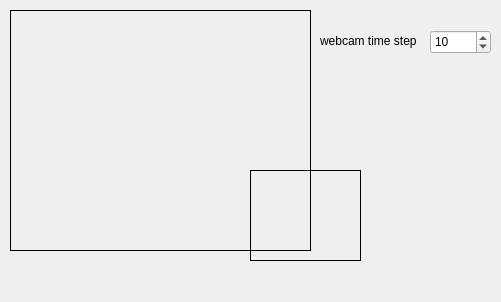
projedi/videochat, file mainwindow.ui: the form before one commit.
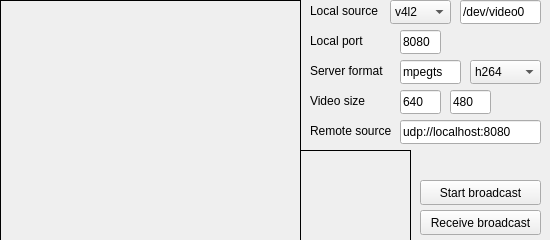
The form after the commit.

Diff of the .ui file:
```diff
--- a/mainwindow.ui
+++ b/mainwindow.ui
@@ -6,8 +6,8 @@
    <rect>
     <x>0</x>
     <y>0</y>
-    <width>501</width>
-    <height>302</height>
+    <width>550</width>
+    <height>240</height>
    </rect>
   </property>
   <property name="windowTitle">
@@ -17,8 +17,8 @@
    <widget class="QLabel" name="labelWebcam">
     <property name="geometry">
      <rect>
-      <x>250</x>
-      <y>170</y>
+      <x>300</x>
+      <y>150</y>
       <width>111</width>
       <height>91</height>
      </rect>
@@ -30,43 +30,11 @@
      <string/>
     </property>
    </widget>
-   <widget class="QSpinBox" name="webcamTimerSpinBox">
-    <property name="geometry">
-     <rect>
-      <x>430</x>
-      <y>30</y>
-      <width>61</width>
-      <height>24</height>
-     </rect>
-    </property>
-    <property name="minimum">
-     <number>1</number>
-    </property>
-    <property name="maximum">
-     <number>100</number>
-    </property>
-    <property name="value">
-     <number>10</number>
-    </property>
-   </widget>
-   <widget class="QLabel" name="label_2">
-    <property name="geometry">
-     <rect>
-      <x>320</x>
-      <y>30</y>
-      <width>111</width>
-      <height>21</height>
-     </rect>
-    </property>
-    <property name="text">
-     <string>webcam time step</string>
-    </property>
-   </widget>
    <widget class="QLabel" name="labelRemote">
     <property name="geometry">
      <rect>
-      <x>10</x>
-      <y>10</y>
+      <x>0</x>
+      <y>0</y>
       <width>301</width>
       <height>241</height>
      </rect>
@@ -78,6 +46,225 @@
      <string/>
     </property>
    </widget>
+   <widget class="QLabel" name="label">
+    <property name="geometry">
+     <rect>
+      <x>310</x>
+      <y>0</y>
+      <width>91</width>
+      <height>21</height>
+     </rect>
+    </property>
+    <property name="text">
+     <string>Local source</string>
+    </property>
+   </widget>
+   <widget class="QLabel" name="label_2">
+    <property name="geometry">
+     <rect>
+      <x>310</x>
+      <y>30</y>
+      <width>91</width>
+      <height>21</height>
+     </rect>
+    </property>
+    <property name="text">
+     <string>Local port</string>
+    </property>
+   </widget>
+   <widget class="QLineEdit" name="lineEditLocalPort">
+    <property name="geometry">
+     <rect>
+      <x>400</x>
+      <y>30</y>
+      <width>41</width>
+      <height>24</height>
+     </rect>
+    </property>
+    <property name="text">
+     <string>8080</string>
+    </property>
+   </widget>
+   <widget class="QLabel" name="label_3">
+    <property name="geometry">
+     <rect>
+      <x>310</x>
+      <y>120</y>
+      <width>91</width>
+      <height>21</height>
+     </rect>
+    </property>
+    <property name="text">
+     <string>Remote source</string>
+    </property>
+   </widget>
+   <widget class="QLineEdit" name="lineEditRemoteSource">
+    <property name="geometry">
+     <rect>
+      <x>400</x>
+      <y>120</y>
+      <width>141</width>
+      <height>24</height>
+     </rect>
+    </property>
+    <property name="text">
+     <string>udp://localhost:8080</string>
+    </property>
+   </widget>
+   <widget class="QPushButton" name="pushButtonStartSend">
+    <property name="geometry">
+     <rect>
+      <x>420</x>
+      <y>180</y>
+      <width>121</width>
+      <height>25</height>
+     </rect>
+    </property>
+    <property name="text">
+     <string>Start broadcast</string>
+    </property>
+   </widget>
+   <widget class="QLineEdit" name="lineEditLocalPath">
+    <property name="geometry">
+     <rect>
+      <x>460</x>
+      <y>0</y>
+      <width>81</width>
+      <height>24</height>
+     </rect>
+    </property>
+    <property name="text">
+     <string>/dev/video0</string>
+    </property>
+   </widget>
+   <widget class="QPushButton" name="pushButtonStartReceive">
+    <property name="geometry">
+     <rect>
+      <x>420</x>
+      <y>210</y>
+      <width>121</width>
+      <height>25</height>
+     </rect>
+    </property>
+    <property name="text">
+     <string>Receive broadcast</string>
+    </property>
+   </widget>
+   <widget class="QLabel" name="label_4">
+    <property name="geometry">
+     <rect>
+      <x>310</x>
+      <y>60</y>
+      <width>91</width>
+      <height>21</height>
+     </rect>
+    </property>
+    <property name="text">
+     <string>Server format</string>
+    </property>
+   </widget>
+   <widget class="QLineEdit" name="lineEditServerFormat">
+    <property name="geometry">
+     <rect>
+      <x>400</x>
+      <y>60</y>
+      <width>61</width>
+      <height>24</height>
+     </rect>
+    </property>
+    <property name="text">
+     <string>mpegts</string>
+    </property>
+   </widget>
+   <widget class="QComboBox" name="comboBoxServerVideoCodec">
+    <property name="geometry">
+     <rect>
+      <x>470</x>
+      <y>60</y>
+      <width>71</width>
+      <height>24</height>
+     </rect>
+    </property>
+    <item>
+     <property name="text">
+      <string>h264</string>
+     </property>
+    </item>
+    <item>
+     <property name="text">
+      <string>mpg2</string>
+     </property>
+    </item>
+    <item>
+     <property name="text">
+      <string>mpg4</string>
+     </property>
+    </item>
+    <item>
+     <property name="text">
+      <string>mjpeg</string>
+     </property>
+    </item>
+   </widget>
+   <widget class="QLabel" name="label_5">
+    <property name="geometry">
+     <rect>
+      <x>310</x>
+      <y>90</y>
+      <width>91</width>
+      <height>21</height>
+     </rect>
+    </property>
+    <property name="text">
+     <string>Video size</string>
+    </property>
+   </widget>
+   <widget class="QLineEdit" name="lineEditVideoWidth">
+    <property name="geometry">
+     <rect>
+      <x>400</x>
+      <y>90</y>
+      <width>41</width>
+      <height>24</height>
+     </rect>
+    </property>
+    <property name="text">
+     <string>640</string>
+    </property>
+   </widget>
+   <widget class="QLineEdit" name="lineEditVideoHeight">
+    <property name="geometry">
+     <rect>
+      <x>450</x>
+      <y>90</y>
+      <width>41</width>
+      <height>24</height>
+     </rect>
+    </property>
+    <property name="text">
+     <string>480</string>
+    </property>
+   </widget>
+   <widget class="QComboBox" name="comboBoxLocalFormat">
+    <property name="geometry">
+     <rect>
+      <x>390</x>
+      <y>0</y>
+      <width>61</width>
+      <height>24</height>
+     </rect>
+    </property>
+    <item>
+     <property name="text">
+      <string>v4l2</string>
+     </property>
+    </item>
+    <item>
+     <property name="text">
+      <string>vfw</string>
+     </property>
+    </item>
+   </widget>
   </widget>
  </widget>
  <layoutdefault spacing="6" margin="11"/>
```
Left out of the diff: 2 changed lines with no effect on the pictures.
